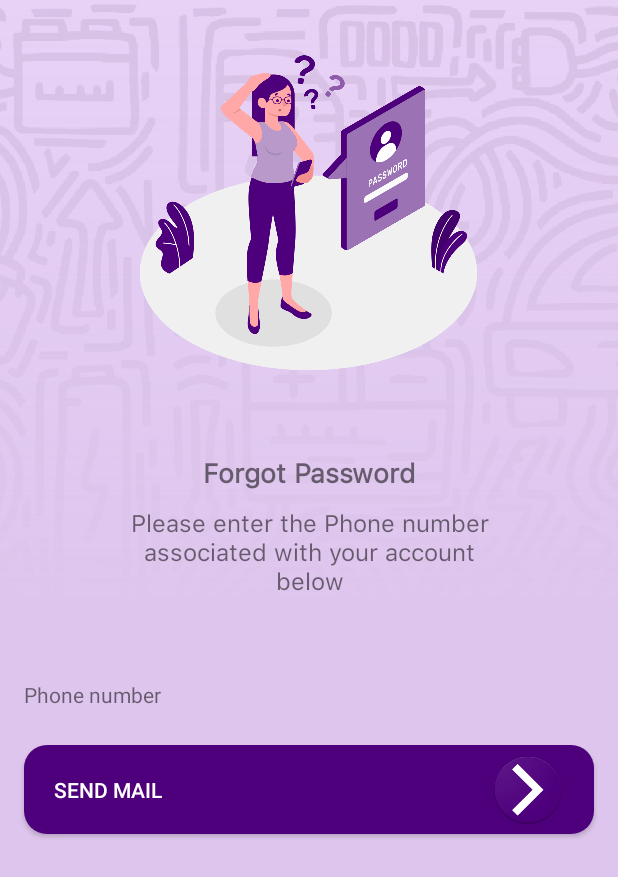
After one commit to Festusyuma-LTD/glaid-customer, an Android app: the ForgotPasswordOtpActivity screen opened directly, with no data from a screen before it, on a phone screen of 412 x 824 dp. The commit adds this screen. Shown: the top 877 px of the screen. Run offline under Robolectric (Android 15) with nearby library versions, the phone set to English and light mode, and no system bars; Roboto replaces fonts that are not available here; 1 statement that could not run was skipped.

Commit message:
phone and email password otp

```diff
--- a/app/src/main/AndroidManifest.xml
+++ b/app/src/main/AndroidManifest.xml
@@ -9,7 +9,8 @@
         android:roundIcon="@mipmap/ic_launcher_round"
         android:supportsRtl="true"
         android:theme="@style/AppTheme">
-        <activity android:name=".ForgotPasswordActivity"></activity>
+        <activity android:name=".ForgotPasswordOtpActivity"></activity>
+        <activity android:name=".ForgotPasswordActivity" />
         <activity android:name=".LogInActivity" />
         <activity android:name=".OneTimePasswordActivity" />
         <activity android:name=".SignUpActivity" />
--- /dev/null
+++ b/app/src/main/java/festusyuma/com/glaid/Constants.kt
@@ -0,0 +1,3 @@
+package festusyuma.com.glaid
+
+const val EXTRA_FORGOT_PASSWORD_CHOICE = "email"
--- a/app/src/main/java/festusyuma/com/glaid/ForgotPasswordActivity.kt
+++ b/app/src/main/java/festusyuma/com/glaid/ForgotPasswordActivity.kt
@@ -4,6 +4,7 @@ import android.content.Intent
 import androidx.appcompat.app.AppCompatActivity
 import android.os.Bundle
 import android.view.View
+import android.widget.Toast
 import kotlinx.android.synthetic.main.activity_forgot_password.*
 
 class ForgotPasswordActivity : AppCompatActivity() {
@@ -16,11 +17,17 @@ class ForgotPasswordActivity : AppCompatActivity() {
             if (checkedId === R.id.emailId){
                 otpChoice = "email"
             } else if (checkedId === R.id.phoneId){
-                otpChoice = "Phone"
+                otpChoice = "phone"
             }
         }
     }
     fun getOtpTypeMethod(view: View){
-//        getOtpIntent = Intent()
+        if (otpChoice !== "") {
+            var getOtpIntent = Intent(this, ForgotPasswordOtpActivity::class.java)
+            getOtpIntent.putExtra(EXTRA_FORGOT_PASSWORD_CHOICE, otpChoice)
+            startActivity(getOtpIntent)
+        } else {
+            Toast.makeText(applicationContext, "please select one of the options", Toast.LENGTH_LONG).show()
+        }
     }
 }
--- /dev/null
+++ b/app/src/main/java/festusyuma/com/glaid/ForgotPasswordOtpActivity.kt
@@ -0,0 +1,45 @@
+package festusyuma.com.glaid
+
+import android.os.Bundle
+import android.view.View
+import androidx.appcompat.app.AppCompatActivity
+import androidx.constraintlayout.widget.ConstraintLayout
+import androidx.constraintlayout.widget.ConstraintSet
+import kotlinx.android.synthetic.main.activity_forgot_password.*
+import kotlinx.android.synthetic.main.activity_forgot_password_otp.*
+
+
+class ForgotPasswordOtpActivity : AppCompatActivity() {
+    lateinit var otpChioce : String
+    override fun onCreate(savedInstanceState: Bundle?) {
+        super.onCreate(savedInstanceState)
+        setContentView(R.layout.activity_forgot_password_otp)
+
+        otpChioce = intent.getStringExtra(EXTRA_FORGOT_PASSWORD_CHOICE)
+        var otpText = if (otpChioce == "email") "Email" else "Phone number"
+        println(":::::: $otpText :::::::")
+        forgotPasswordText.text = "Please enter the $otpText associated with your account below"
+        inputLabeId.text = otpText
+        this.toggleInputFields()
+        this.setConstrantOnButton()
+    }
+
+    private fun toggleInputFields(){
+        if (otpChioce == "email") {
+            emailInputId.visibility = View.VISIBLE
+            numberInputId.visibility = View.GONE
+        } else if (otpChioce == "phone") {
+            emailInputId.visibility = View.GONE
+            numberInputId.visibility = View.VISIBLE
+        }
+    }
+
+    fun setConstrantOnButton(){
+        val params = forgotOtpButton.layoutParams as ConstraintLayout.LayoutParams
+        if (otpChioce == "email") {
+            params.topToBottom = emailInputId.id
+        } else if (otpChioce == "phone") {
+            params.topToBottom = numberInputId.id
+        }
+    }
+}
--- a/app/src/main/res/drawable/input_drawable.xml
+++ b/app/src/main/res/drawable/input_drawable.xml
@@ -1,5 +1,5 @@
 <?xml version="1.0" encoding="utf-8"?>
 <shape xmlns:android="http://schemas.android.com/apk/res/android">
-    <corners android:radius="10dp"/>
+    <corners android:radius="15dp"/>
     <solid android:color="@android:color/white" />
 </shape>
--- /dev/null
+++ b/app/src/main/res/layout/activity_forgot_password_otp.xml
@@ -0,0 +1,140 @@
+<?xml version="1.0" encoding="utf-8"?>
+<androidx.constraintlayout.widget.ConstraintLayout xmlns:android="http://schemas.android.com/apk/res/android"
+    xmlns:app="http://schemas.android.com/apk/res-auto"
+    xmlns:tools="http://schemas.android.com/tools"
+    android:layout_width="match_parent"
+    android:layout_height="match_parent"
+    tools:context=".ForgotPasswordOtpActivity">
+
+    <ImageView
+        android:id="@+id/imageView2"
+        android:layout_width="0dp"
+        android:layout_height="0dp"
+        android:contentDescription="@string/background"
+        android:scaleType="centerCrop"
+        app:layout_constraintBottom_toBottomOf="parent"
+        app:layout_constraintEnd_toEndOf="parent"
+        app:layout_constraintHorizontal_bias="0.0"
+        app:layout_constraintStart_toStartOf="parent"
+        app:layout_constraintTop_toTopOf="parent"
+        app:layout_constraintVertical_bias="0.0"
+        app:srcCompat="@drawable/glaidbackground2" />
+
+    <androidx.constraintlayout.widget.ConstraintLayout
+        android:layout_width="0dp"
+        android:layout_height="0dp"
+        android:background="@drawable/gradient_purple"
+        app:layout_constraintBottom_toBottomOf="parent"
+        app:layout_constraintEnd_toEndOf="parent"
+        app:layout_constraintHorizontal_bias="0.0"
+        app:layout_constraintStart_toStartOf="parent"
+        app:layout_constraintTop_toTopOf="parent"
+        app:layout_constraintVertical_bias="0.0">
+
+        <ImageView
+            android:id="@+id/imageView7"
+            android:layout_width="wrap_content"
+            android:layout_height="wrap_content"
+            android:layout_marginTop="32dp"
+            app:layout_constraintEnd_toEndOf="parent"
+            app:layout_constraintHorizontal_bias="0.496"
+            app:layout_constraintStart_toStartOf="parent"
+            app:layout_constraintTop_toTopOf="parent"
+            app:srcCompat="@drawable/forgot_password" />
+
+        <TextView
+            android:id="@+id/textView24"
+            android:layout_width="wrap_content"
+            android:layout_height="wrap_content"
+            android:layout_marginTop="50dp"
+            android:fontFamily="@font/sfpro"
+            android:text="Forgot Password"
+            android:textSize="18dp"
+            android:textStyle="bold"
+            app:layout_constraintEnd_toEndOf="parent"
+            app:layout_constraintStart_toStartOf="parent"
+            app:layout_constraintTop_toBottomOf="@+id/imageView7" />
+
+        <TextView
+            android:id="@+id/forgotPasswordText"
+            android:layout_width="244dp"
+            android:layout_height="66dp"
+            android:layout_marginTop="10dp"
+            android:fontFamily="@font/sfpro"
+            android:gravity="center_horizontal"
+            android:singleLine="false"
+            android:textSize="16dp"
+            app:layout_constraintEnd_toEndOf="parent"
+            app:layout_constraintStart_toStartOf="parent"
+            app:layout_constraintTop_toBottomOf="@+id/textView24" />
+
+        <TextView
+            android:id="@+id/inputLabeId"
+            android:layout_width="wrap_content"
+            android:layout_height="wrap_content"
+            android:layout_marginTop="50dp"
+            app:layout_constraintEnd_toEndOf="parent"
+            app:layout_constraintHorizontal_bias="0.05"
+            app:layout_constraintStart_toStartOf="parent"
+            app:layout_constraintTop_toBottomOf="@+id/forgotPasswordText" />
+
+        <EditText
+            android:id="@+id/numberInputId"
+            android:layout_width="0dp"
+            android:layout_height="wrap_content"
+            android:layout_marginStart="16dp"
+            android:layout_marginLeft="16dp"
+            android:layout_marginTop="10dp"
+            android:layout_marginEnd="16dp"
+            android:layout_marginRight="16dp"
+            android:background="@drawable/input_drawable"
+            android:ems="10"
+            android:hint="Phone Number"
+            android:inputType="number"
+            android:padding="20dp"
+            android:visibility="gone"
+            app:layout_constraintEnd_toEndOf="parent"
+            app:layout_constraintStart_toStartOf="parent"
+            app:layout_constraintTop_toBottomOf="@+id/inputLabeId" />
+
+        <EditText
+            android:id="@+id/emailInputId"
+            android:layout_width="0dp"
+            android:layout_height="wrap_content"
+            android:layout_marginStart="16dp"
+            android:layout_marginLeft="16dp"
+            android:layout_marginTop="10dp"
+            android:layout_marginEnd="16dp"
+            android:layout_marginRight="16dp"
+            android:background="@drawable/input_drawable"
+            android:ems="10"
+            android:hint="Email Address"
+            android:inputType="textEmailAddress"
+            android:padding="20dp"
+            android:visibility="gone"
+            app:layout_constraintEnd_toEndOf="parent"
+            app:layout_constraintStart_toStartOf="parent"
+            app:layout_constraintTop_toBottomOf="@+id/inputLabeId" />
+
+        <Button
+            android:id="@+id/forgotOtpButton"
+            android:layout_width="0dp"
+            android:layout_height="59dp"
+            android:layout_marginStart="16dp"
+            android:layout_marginLeft="16dp"
+            android:layout_marginTop="24dp"
+            android:layout_marginEnd="16dp"
+            android:layout_marginRight="16dp"
+            android:background="@drawable/mail_button_drawable"
+            android:drawableRight="@mipmap/chevron_right"
+            android:gravity="start|center_vertical"
+            android:padding="20dp"
+            android:text="Send Mail"
+            android:textColor="#FFFFFF"
+            app:layout_constraintEnd_toEndOf="parent"
+            app:layout_constraintHorizontal_bias="0.0"
+            app:layout_constraintStart_toStartOf="parent"
+            app:layout_constraintTop_toBottomOf="@+id/emailInputId" />
+    </androidx.constraintlayout.widget.ConstraintLayout>
+
+</androidx.constraintlayout.widget.ConstraintLayout>
```
